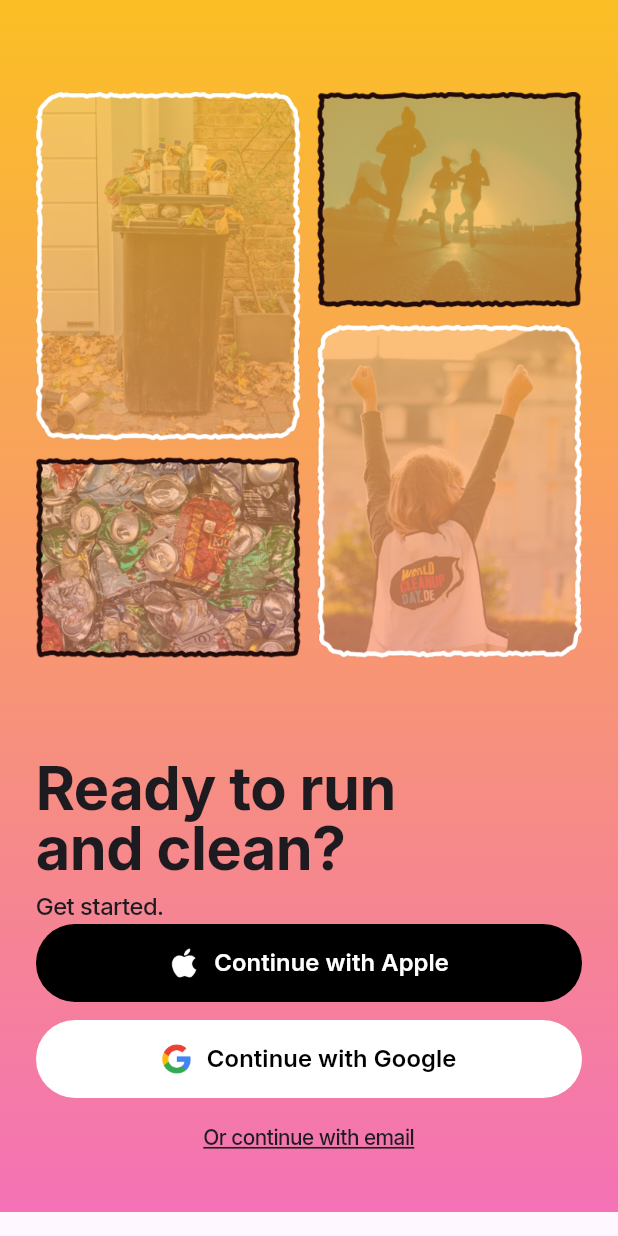
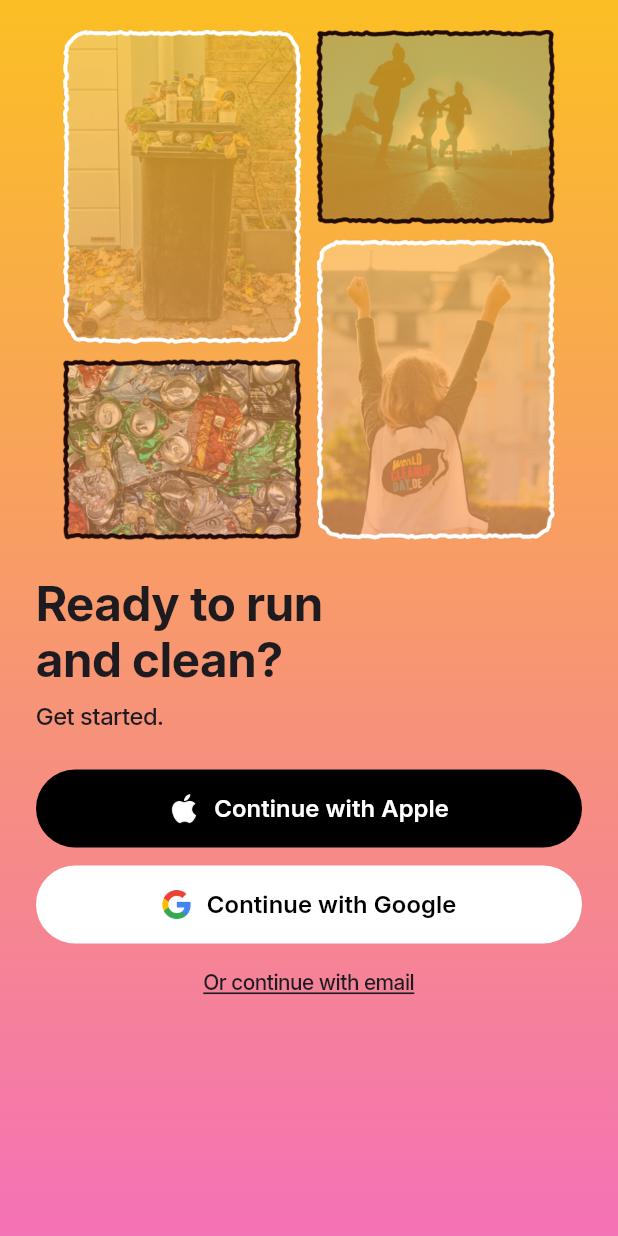
Before and after one commit to 2026-UK-Global-Internship/SDSD, a Flutter app: the LoginScreen screen opened directly, on a phone screen of 412 x 824 dp. Run offline on Flutter 3.47's test engine with Material 3 defaults, Android fonts, the phone set to English and light mode, and no system bars; our stand-ins replace cloud_firestore, firebase_auth, firebase_core, google_sign_in; accounts and stored records are empty.

Commit message:
merge: firebase auth + fix gradle build + login scroll fix

```diff
--- a/client/lib/screens/login_screen.dart
+++ b/client/lib/screens/login_screen.dart
@@ -1,25 +1,9 @@
-//login_screen.dart
 import 'package:flutter/material.dart';
 import '../theme/app_text_styles.dart';
 import 'signup_screen.dart';
-import 'name_screen.dart';
-import 'package:sdsd/server/services/auth_service.dart'; // ← 변경: 실제 위치(lib/server/services)에 맞춘 패키지 경로
 
-class LoginScreen extends StatefulWidget {
-  // ← 변경: StatelessWidget → StatefulWidget
+class LoginScreen extends StatelessWidget {
   const LoginScreen({super.key});
-
-  @override
-  State<LoginScreen> createState() => _LoginScreenState();
-}
-
-class _LoginScreenState extends State<LoginScreen> {
-  // Firebase 서비스 인스턴스
-  final AuthService _authService = AuthService();
-
-  // 로딩 상태 (구글 로그인 진행 중인지)
-  // 나중에 Apple 로그인도 연결하게 되면 _isAppleLoading을 똑같은 패턴으로 추가하면 됩니다.
-  bool _isGoogleLoading = false;
 
   static const _gradient = LinearGradient(
     begin: Alignment.topCenter,
@@ -27,133 +11,63 @@ class _LoginScreenState extends State<LoginScreen> {
     colors: [Color(0xFFFBBF24), Color(0xFFF472B6)],
   );
 
-  // ==========================================
-  // Google 로그인 버튼을 눌렀을 때 실행되는 함수
-  // ==========================================
-  Future<void> _handleGoogleSignIn() async {
-    setState(() {
-      _isGoogleLoading = true; // 로딩 시작 → 버튼이 스피너로 바뀜
-    });
-
-    try {
-      // Firebase + Google 인증 요청
-      // isNewUser: true면 이번에 처음 가입한 사용자, false면 기존 사용자
-      final bool isNewUser = await _authService.signInWithGoogle();
-
-      if (!mounted) return; // 비동기 작업 중 화면이 사라졌으면 아무것도 하지 않음
-
-      if (isNewUser) {
-        // 신규 사용자 → 온보딩 시작 (이름 입력부터)
-        Navigator.of(
-          context,
-        ).push(MaterialPageRoute(builder: (_) => NameScreen()));
-      } else {
-        // 기존 사용자 → 바로 홈 화면
-        // TODO: 실제 홈 화면이 만들어지면 아래 주석을 해제하고 경로를 맞춰주세요.
-        // Navigator.of(context).pushReplacementNamed('/home');
-        _showSuccessSnackBar('로그인 성공했습니다!');
-      }
-    } catch (e) {
-      // 실패 → 오류 메시지 표시 (예: 사용자가 Google 로그인 창을 닫아버린 경우)
-      _showErrorSnackBar(e.toString().replaceFirst('Exception: ', ''));
-    } finally {
-      if (mounted) {
-        setState(() {
-          _isGoogleLoading = false; // 로딩 종료
-        });
-      }
-    }
-  }
-
-  // ==========================================
-  // SnackBar 표시 함수들
-  // ==========================================
-  void _showErrorSnackBar(String message) {
-    ScaffoldMessenger.of(context).showSnackBar(
-      SnackBar(
-        content: Text(message),
-        backgroundColor: Colors.red[600],
-        duration: const Duration(seconds: 3),
-      ),
-    );
-  }
-
-  void _showSuccessSnackBar(String message) {
-    ScaffoldMessenger.of(context).showSnackBar(
-      SnackBar(
-        content: Text(message),
-        backgroundColor: Colors.green[600],
-        duration: const Duration(seconds: 2),
-      ),
-    );
-  }
-
   @override
   Widget build(BuildContext context) {
     return Scaffold(
       body: Container(
+        width: double.infinity,
+        height: double.infinity,
         decoration: const BoxDecoration(gradient: _gradient),
         child: SafeArea(
-          child: SingleChildScrollView(
+          child: LayoutBuilder(
+            builder: (context, constraints) {
+              return SingleChildScrollView(
+                child: ConstrainedBox(
+                  constraints: BoxConstraints(minHeight: constraints.maxHeight),
                   child: Padding(
                     padding: const EdgeInsets.symmetric(horizontal: 24),
                     child: Column(
                       crossAxisAlignment: CrossAxisAlignment.start,
                       children: [
-                  // 상단: 네컷 사진
-                  const Spacer(),
+                        const SizedBox(height: 20),
                         Image.asset(
                           'assets/images/login_photos.png',
                           width: double.infinity,
-                    height: 500,
+                          height: 340,
                           fit: BoxFit.contain,
                         ),
-                  const SizedBox(height: 5),
-                  // 제목
+                        const SizedBox(height: 24),
                         const Text(
                           'Ready to run\nand clean?',
                           style: TextStyle(
                             fontFamily: 'Inter',
                             fontWeight: FontWeight.w700,
-                      fontSize: 40,
-                      height: 1,
+                            fontSize: 32,
+                            height: 1.15,
                           ),
                         ),
                         const SizedBox(height: 8),
                         Text('Get started.', style: AppTextStyles.medium16),
-                  const Spacer(flex: 10),
-                  // Apple 버튼 (검정)
+                        const SizedBox(height: 24),
                         _SocialButton(
                           iconPath: 'assets/images/icons/ic_apple.png',
                           label: 'Continue with Apple',
                           backgroundColor: Colors.black,
                           textColor: Colors.white,
-                    isLoading: false, // Apple 로그인은 아직 미구현
-                    onPressed: _isGoogleLoading
-                        ? null // 구글 로그인 중이면 Apple 버튼도 비활성화
-                        : () {
-                            // TODO: Apple 로그인
-                          },
+                          onPressed: () {},
                         ),
                         const SizedBox(height: 12),
-                  // Google 버튼 (흰색)
                         _SocialButton(
                           iconPath: 'assets/images/icons/ic_google.png',
                           label: 'Continue with Google',
                           backgroundColor: Colors.white,
                           textColor: Colors.black,
-                    isLoading: _isGoogleLoading, // ← 변경: 로딩 상태 전달
-                    onPressed: _isGoogleLoading
-                        ? null
-                        : _handleGoogleSignIn, // ← 변경: 실제 로직 연결
+                          onPressed: () {},
                         ),
                         const SizedBox(height: 16),
-                  // 이메일로 계속하기 링크
                         Center(
                           child: GestureDetector(
-                      onTap: _isGoogleLoading
-                          ? null
-                          : () {
+                            onTap: () {
                               Navigator.of(context).push(
                                 MaterialPageRoute(
                                   builder: (_) => const SignupScreen(),
@@ -171,10 +85,13 @@ class _LoginScreenState extends State<LoginScreen> {
                             ),
                           ),
                         ),
-                  const SizedBox(height: 40),
+                        const SizedBox(height: 24),
                       ],
                     ),
                   ),
+                ),
+              );
+            },
           ),
         ),
       ),
@@ -182,7 +99,6 @@ class _LoginScreenState extends State<LoginScreen> {
   }
 }
 
-// ---------- 소셜 로그인 버튼 (Apple/Google 공용) ----------
 class _SocialButton extends StatelessWidget {
   const _SocialButton({
     required this.iconPath,
@@ -190,15 +106,13 @@ class _SocialButton extends StatelessWidget {
     required this.backgroundColor,
     required this.textColor,
     required this.onPressed,
-    this.isLoading = false, // ← 추가: 로딩 여부 (기본값 false, 기존 호출부 안 깨짐)
   });
 
   final String iconPath;
   final String label;
   final Color backgroundColor;
   final Color textColor;
-  final VoidCallback? onPressed; // ← 변경: null 허용 (비활성화를 위해)
-  final bool isLoading; // ← 추가
+  final VoidCallback onPressed;
 
   @override
   Widget build(BuildContext context) {
@@ -209,22 +123,12 @@ class _SocialButton extends StatelessWidget {
         onPressed: onPressed,
         style: ElevatedButton.styleFrom(
           backgroundColor: backgroundColor,
-          disabledBackgroundColor: backgroundColor.withValues(alpha: 0.6),
           elevation: 0,
           shape: RoundedRectangleBorder(
             borderRadius: BorderRadius.circular(26),
           ),
         ),
-        child: isLoading
-            ? SizedBox(
-                height: 20,
-                width: 20,
-                child: CircularProgressIndicator(
-                  strokeWidth: 2,
-                  valueColor: AlwaysStoppedAnimation<Color>(textColor),
-                ),
-              )
-            : Row(
+        child: Row(
           mainAxisAlignment: MainAxisAlignment.center,
           children: [
             Image.asset(iconPath, width: 20, height: 20),
```
Lines whose indentation alone changed are shown as unchanged.
